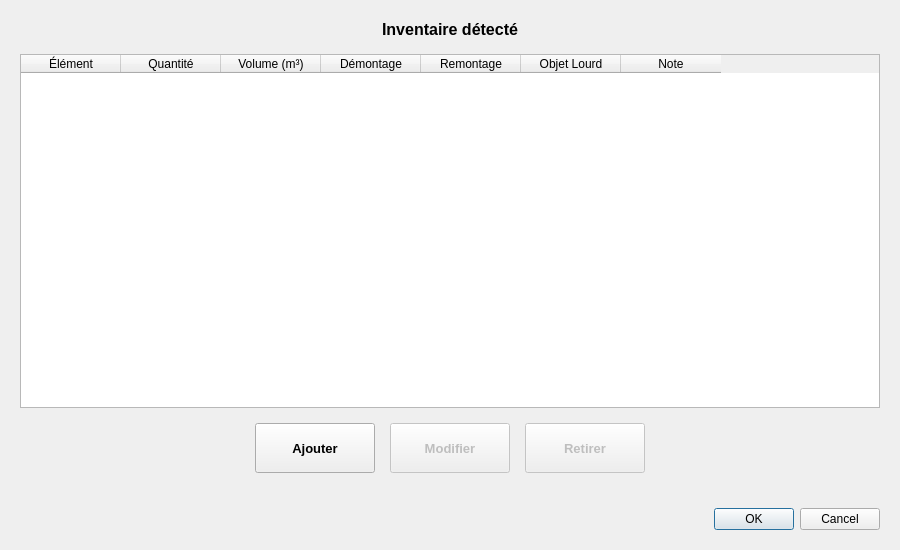
Old version of the form DevisMaker/src/ui/InventoryModifyierDialog.ui in the repository Andreas-Chatti/DevisMaker.
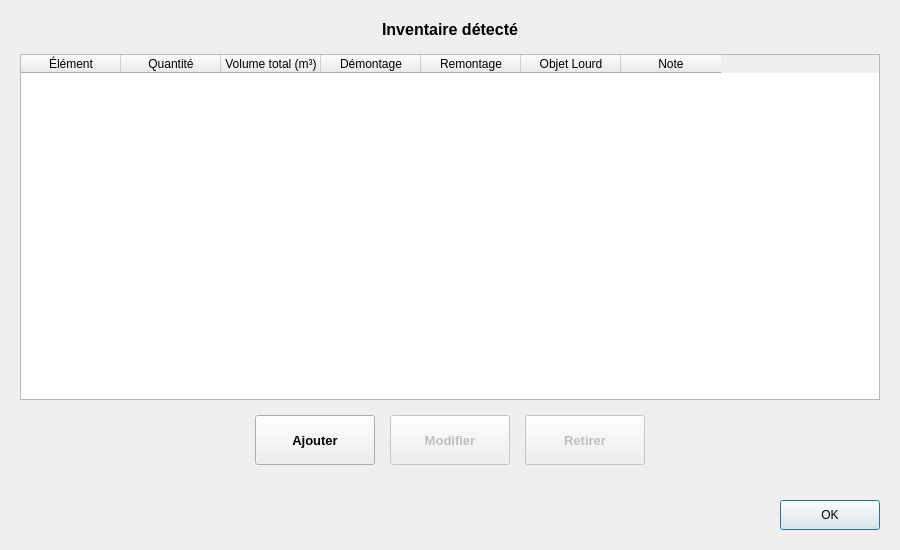
New version of the form.

Commit message: Working on inventory and fixing some small issues

The edit to the form file:
```diff
--- a/DevisMaker/src/ui/InventoryModifyierDialog.ui
+++ b/DevisMaker/src/ui/InventoryModifyierDialog.ui
@@ -81,7 +81,7 @@
 					</column>
 					<column>
 						<property name="text">
-							<string>Volume (m³)</string>
+							<string>Volume total (m³)</string>
 						</property>
 					</column>
 					<column>
@@ -225,17 +225,37 @@
 
 			<!-- Boutons OK/Cancel -->
 			<item>
-				<widget class="QDialogButtonBox" name="buttonBox">
+				<layout class="QHBoxLayout" name="bottomButtonLayout">
+					<item>
+						<spacer name="horizontalSpacer_bottom">
 					<property name="orientation">
 						<enum>Qt::Orientation::Horizontal</enum>
 					</property>
-					<property name="standardButtons">
-						<set>QDialogButtonBox::StandardButton::Cancel|QDialogButtonBox::StandardButton::Ok</set>
-					</property>
-					<property name="centerButtons">
-						<bool>false</bool>
-					</property>
-				</widget>
+							<property name="sizeHint" stdset="0">
+								<size>
+									<width>40</width>
+									<height>20</height>
+								</size>
+							</property>
+						</spacer>
+					</item>
+					<item>
+						<widget class="QPushButton" name="okButton">
+							<property name="minimumSize">
+								<size>
+									<width>100</width>
+									<height>30</height>
+								</size>
+							</property>
+							<property name="text">
+								<string>OK</string>
+							</property>
+							<property name="default">
+								<bool>true</bool>
+							</property>
+						</widget>
+					</item>
+				</layout>
 			</item>
 		</layout>
 	</widget>
```
Left out of the diff: 12 changed lines with no effect on the pictures. Lines whose indentation alone changed are shown as unchanged. The commit also changes 13 other files.
